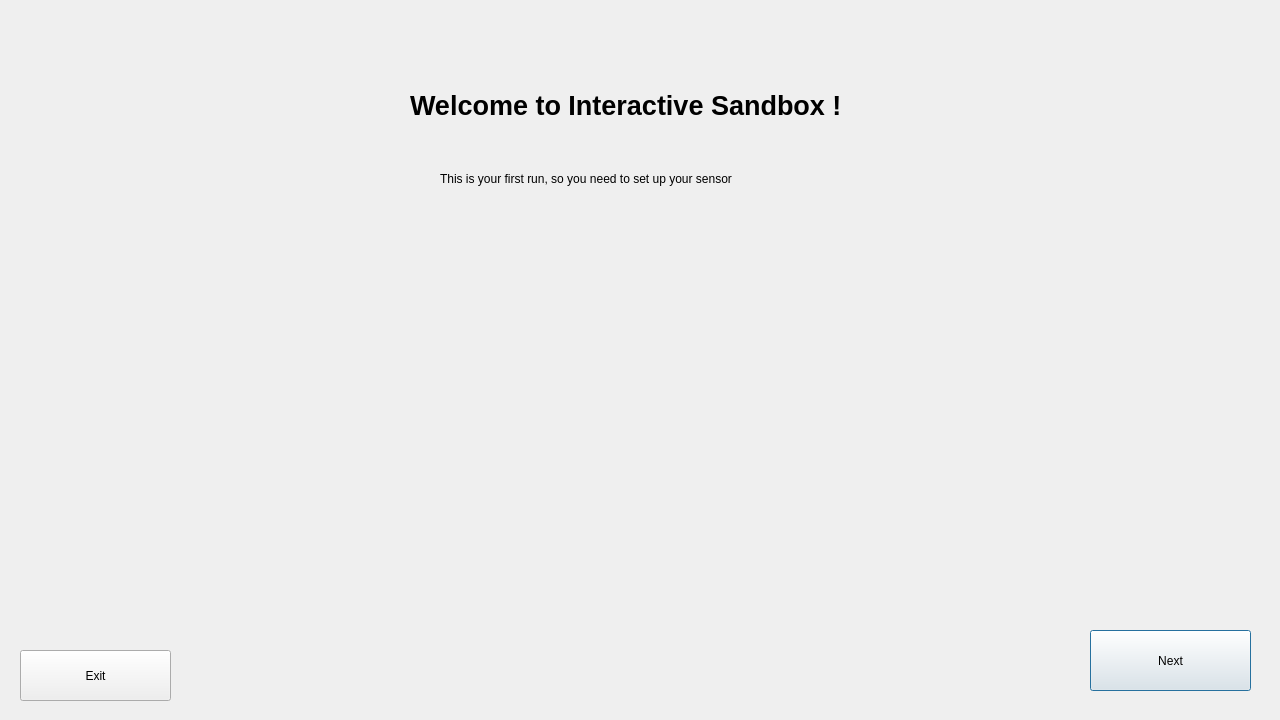
Old version of the form sensorcalibration.ui in the repository azar923/sandboxQt.
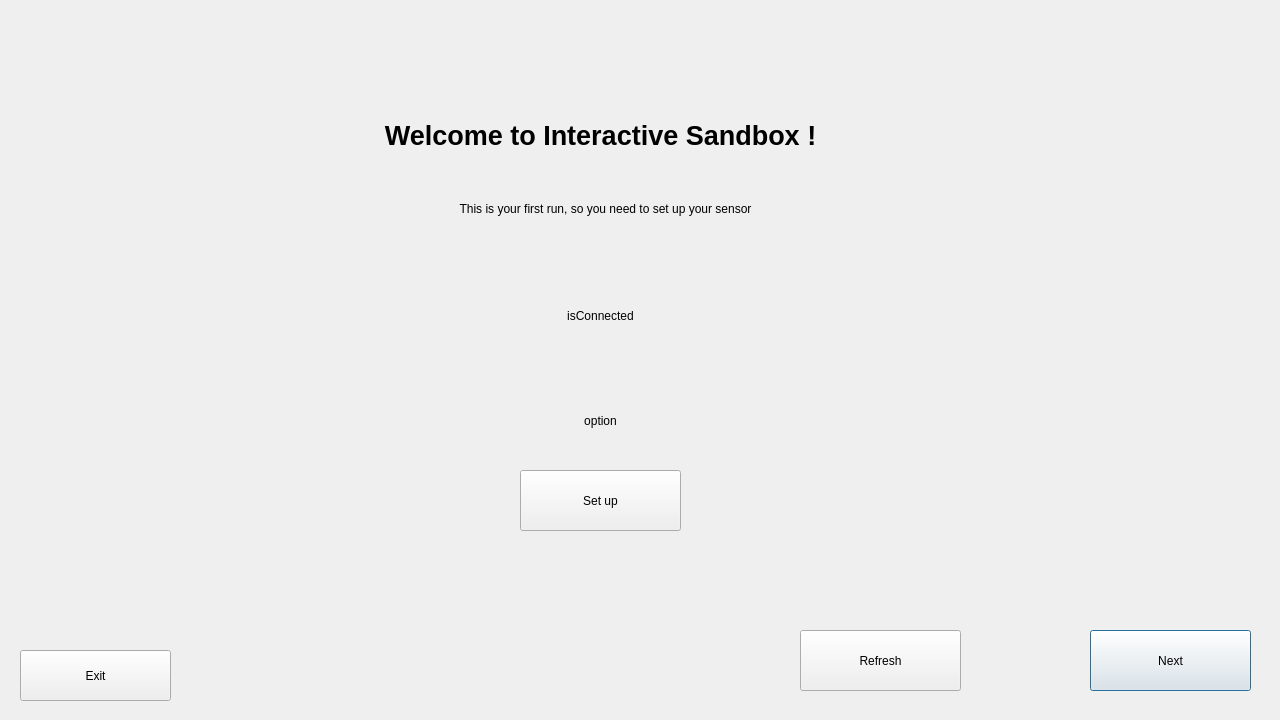
New version of the form.

```diff
--- a/sensorcalibration.ui
+++ b/sensorcalibration.ui
@@ -16,12 +16,18 @@
   <widget class="QLabel" name="welcome">
    <property name="geometry">
     <rect>
-     <x>410</x>
-     <y>80</y>
-     <width>431</width>
+     <x>320</x>
+     <y>110</y>
+     <width>561</width>
      <height>51</height>
     </rect>
    </property>
+   <property name="sizePolicy">
+    <sizepolicy hsizetype="Expanding" vsizetype="Preferred">
+     <horstretch>0</horstretch>
+     <verstretch>0</verstretch>
+    </sizepolicy>
+   </property>
    <property name="font">
     <font>
      <pointsize>20</pointsize>
@@ -32,12 +38,15 @@
    <property name="text">
     <string>Welcome to Interactive Sandbox !</string>
    </property>
+   <property name="alignment">
+    <set>Qt::AlignCenter</set>
+   </property>
   </widget>
   <widget class="QLabel" name="welcome2">
    <property name="geometry">
     <rect>
-     <x>440</x>
-     <y>170</y>
+     <x>410</x>
+     <y>200</y>
      <width>391</width>
      <height>17</height>
     </rect>
@@ -45,18 +54,8 @@
    <property name="text">
     <string>This is your first run, so you need to set up your sensor</string>
    </property>
-  </widget>
-  <widget class="QLabel" name="depthmap">
-   <property name="geometry">
-    <rect>
-     <x>470</x>
-     <y>270</y>
-     <width>320</width>
-     <height>240</height>
-    </rect>
-   </property>
-   <property name="text">
-    <string/>
+   <property name="alignment">
+    <set>Qt::AlignCenter</set>
    </property>
   </widget>
   <widget class="QPushButton" name="next">
@@ -85,6 +84,64 @@
     <string>Exit</string>
    </property>
   </widget>
+  <widget class="QLabel" name="isFound">
+   <property name="geometry">
+    <rect>
+     <x>320</x>
+     <y>280</y>
+     <width>561</width>
+     <height>71</height>
+    </rect>
+   </property>
+   <property name="text">
+    <string>isConnected</string>
+   </property>
+   <property name="alignment">
+    <set>Qt::AlignCenter</set>
+   </property>
+  </widget>
+  <widget class="QPushButton" name="refresh">
+   <property name="geometry">
+    <rect>
+     <x>800</x>
+     <y>630</y>
+     <width>161</width>
+     <height>61</height>
+    </rect>
+   </property>
+   <property name="text">
+    <string>Refresh</string>
+   </property>
+  </widget>
+  <widget class="QLabel" name="option">
+   <property name="geometry">
+    <rect>
+     <x>300</x>
+     <y>390</y>
+     <width>601</width>
+     <height>61</height>
+    </rect>
+   </property>
+   <property name="text">
+    <string>option</string>
+   </property>
+   <property name="alignment">
+    <set>Qt::AlignCenter</set>
+   </property>
+  </widget>
+  <widget class="QPushButton" name="setup">
+   <property name="geometry">
+    <rect>
+     <x>520</x>
+     <y>470</y>
+     <width>161</width>
+     <height>61</height>
+    </rect>
+   </property>
+   <property name="text">
+    <string>Set up</string>
+   </property>
+  </widget>
  </widget>
  <resources/>
  <connections/>
```
